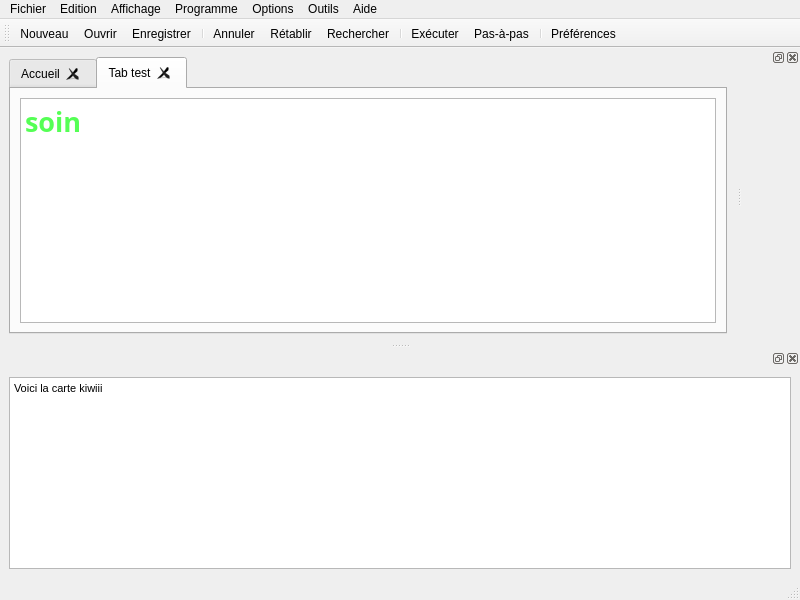
The window that src/ui_mainwindow.ui (TuringApp/Turing) describes before a commit, drawn with Qt 5.
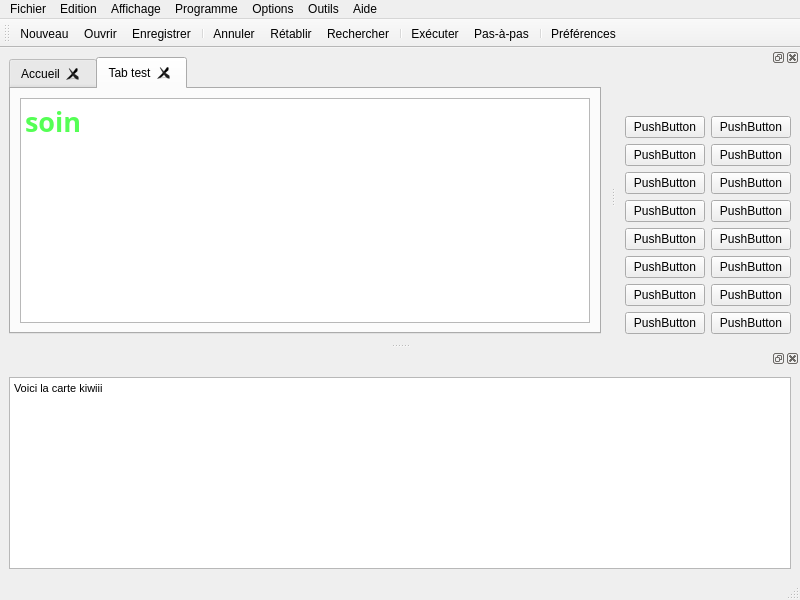
The same window after the commit. The open tabs and pages were chosen to show the change. Icons and pictures are not drawn.

```diff
--- a/src/ui_mainwindow.ui
+++ b/src/ui_mainwindow.ui
@@ -222,7 +222,139 @@
    <attribute name="dockWidgetArea">
     <number>2</number>
    </attribute>
-   <widget class="QWidget" name="dockWidgetContents_3"/>
+   <widget class="QWidget" name="dockWidgetContents_3">
+    <layout class="QHBoxLayout" name="horizontalLayout_3">
+     <item>
+      <layout class="QFormLayout" name="formLayout_2">
+       <item row="1" column="0">
+        <widget class="QPushButton" name="pushButton">
+         <property name="text">
+          <string>PushButton</string>
+         </property>
+        </widget>
+       </item>
+       <item row="1" column="1">
+        <widget class="QPushButton" name="pushButton_2">
+         <property name="text">
+          <string>PushButton</string>
+         </property>
+        </widget>
+       </item>
+       <item row="2" column="0">
+        <widget class="QPushButton" name="pushButton_3">
+         <property name="text">
+          <string>PushButton</string>
+         </property>
+        </widget>
+       </item>
+       <item row="2" column="1">
+        <widget class="QPushButton" name="pushButton_6">
+         <property name="text">
+          <string>PushButton</string>
+         </property>
+        </widget>
+       </item>
+       <item row="3" column="0">
+        <widget class="QPushButton" name="pushButton_4">
+         <property name="text">
+          <string>PushButton</string>
+         </property>
+        </widget>
+       </item>
+       <item row="3" column="1">
+        <widget class="QPushButton" name="pushButton_5">
+         <property name="text">
+          <string>PushButton</string>
+         </property>
+        </widget>
+       </item>
+       <item row="4" column="0">
+        <widget class="QPushButton" name="pushButton_7">
+         <property name="text">
+          <string>PushButton</string>
+         </property>
+        </widget>
+       </item>
+       <item row="4" column="1">
+        <widget class="QPushButton" name="pushButton_8">
+         <property name="text">
+          <string>PushButton</string>
+         </property>
+        </widget>
+       </item>
+       <item row="5" column="0">
+        <widget class="QPushButton" name="pushButton_10">
+         <property name="text">
+          <string>PushButton</string>
+         </property>
+        </widget>
+       </item>
+       <item row="5" column="1">
+        <widget class="QPushButton" name="pushButton_9">
+         <property name="text">
+          <string>PushButton</string>
+         </property>
+        </widget>
+       </item>
+       <item row="6" column="0">
+        <widget class="QPushButton" name="pushButton_12">
+         <property name="text">
+          <string>PushButton</string>
+         </property>
+        </widget>
+       </item>
+       <item row="6" column="1">
+        <widget class="QPushButton" name="pushButton_11">
+         <property name="text">
+          <string>PushButton</string>
+         </property>
+        </widget>
+       </item>
+       <item row="7" column="0">
+        <widget class="QPushButton" name="pushButton_13">
+         <property name="text">
+          <string>PushButton</string>
+         </property>
+        </widget>
+       </item>
+       <item row="7" column="1">
+        <widget class="QPushButton" name="pushButton_14">
+         <property name="text">
+          <string>PushButton</string>
+         </property>
+        </widget>
+       </item>
+       <item row="8" column="0">
+        <widget class="QPushButton" name="pushButton_15">
+         <property name="text">
+          <string>PushButton</string>
+         </property>
+        </widget>
+       </item>
+       <item row="8" column="1">
+        <widget class="QPushButton" name="pushButton_16">
+         <property name="text">
+          <string>PushButton</string>
+         </property>
+        </widget>
+       </item>
+       <item row="0" column="1">
+        <spacer name="verticalSpacer">
+         <property name="orientation">
+          <enum>Qt::Vertical</enum>
+         </property>
+         <property name="sizeHint" stdset="0">
+          <size>
+           <width>20</width>
+           <height>40</height>
+          </size>
+         </property>
+        </spacer>
+       </item>
+      </layout>
+     </item>
+    </layout>
+   </widget>
   </widget>
   <widget class="QDockWidget" name="dock_output">
    <attribute name="dockWidgetArea">
```
Left out of the diff: 2 changed lines with no effect on the pictures.
